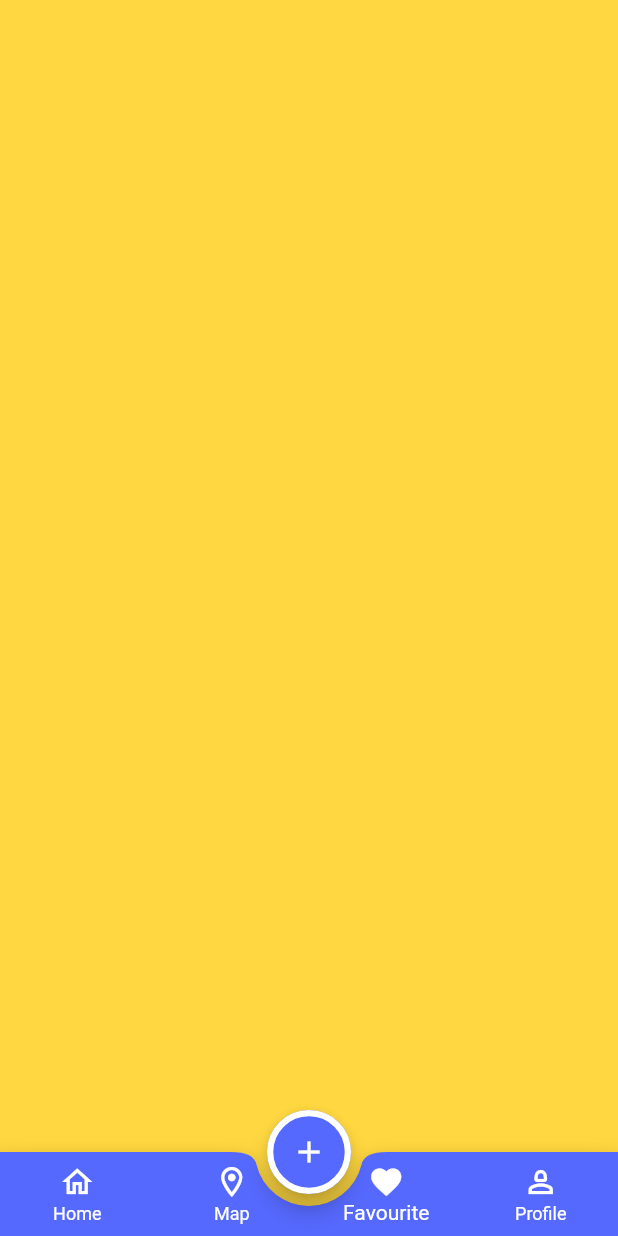
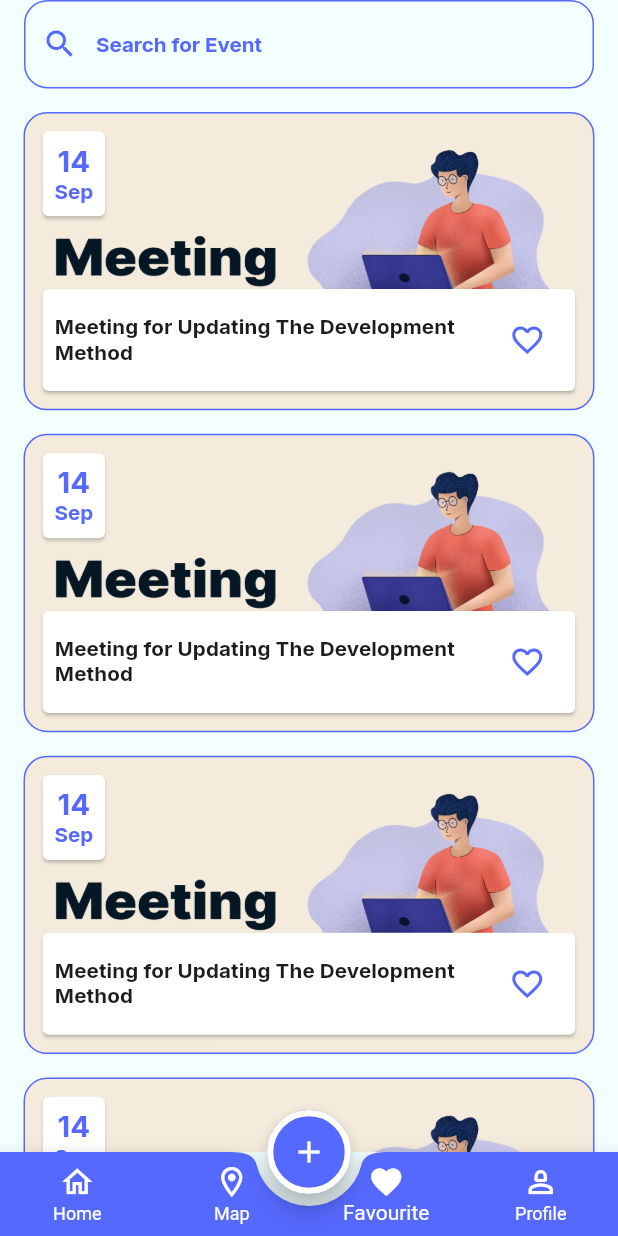
Before and after one commit to muhammedSaadX1/Evently-C16-Offline, a Flutter app: the screen it shows after launch, item 3 of the bottom bar chosen, on a phone screen of 412 x 824 dp. Run offline on Flutter 3.47's test engine with Material 3 defaults, Android fonts, the phone set to English and light mode, and no system bars; our stand-ins replace flutter_screenutil, google_fonts.

Commit message:
finished favourite tab

```diff
--- a/lib/core/extensions/date_time_ex.dart
+++ b/lib/core/extensions/date_time_ex.dart
@@ -7,7 +7,7 @@ extension DateTimeEx on DateTime{
   }
 
   String get viewMonth{
-    DateFormat formatter = DateFormat("MMMM");
+    DateFormat formatter = DateFormat("MMM");
     return formatter.format(this);
   }
 }
--- a/lib/features/main_layout/tabs/favourite/favourite_tab.dart
+++ b/lib/features/main_layout/tabs/favourite/favourite_tab.dart
@@ -1,12 +1,47 @@
+import 'package:evently_offline_sun/core/resources/colors_manager.dart';
+import 'package:evently_offline_sun/features/main_layout/tabs/home/event_item.dart';
+import 'package:evently_offline_sun/models/category_model.dart';
+import 'package:evently_offline_sun/models/event_model.dart';
 import 'package:flutter/material.dart';
+import 'package:flutter_screenutil/flutter_screenutil.dart';
+import 'package:google_fonts/google_fonts.dart';
 
 class FavouriteTab extends StatelessWidget {
   const FavouriteTab({super.key});
 
   @override
   Widget build(BuildContext context) {
-    return Container(
-      color: Colors.amberAccent,
+    return SafeArea(
+      child: Column(
+        children: [
+          Container(
+            margin: EdgeInsets.symmetric(horizontal: 16),
+            child: TextField(
+
+              decoration: InputDecoration(
+
+                enabledBorder: OutlineInputBorder(
+                  borderRadius: BorderRadius.circular(16.r),
+                  borderSide: BorderSide(color: ColorsManager.blue, width: 1),
+                ),
+                focusedBorder: OutlineInputBorder(
+                  borderRadius: BorderRadius.circular(16.r),
+                  borderSide: BorderSide(color: ColorsManager.blue, width: 1),
+                ),
+                prefixIcon: Icon(Icons.search),
+                prefixIconColor: ColorsManager.blue,
+                hintText: "Search for Event",
+                hintStyle:GoogleFonts.inter(fontSize: 14.sp, fontWeight: FontWeight.bold, color: ColorsManager.blue)
+              ),
+            ),
+          ),
+          SizedBox(height: 16.h,),
+          Expanded(child: ListView.separated(
+              itemBuilder: (context, index)=> EventItem(event: EventModel(category: CategoryModel.categoriesWithAll[3], title: "Meeting for Updating The Development Method ", description: "Meeting for Updating The Development Method ", dateTime: DateTime.now(), timeOfDay: TimeOfDay.now())),
+              separatorBuilder: (context, index)=>SizedBox(height: 16.h,),
+              itemCount: 20))
+        ],
+      ),
     );
   }
 }
```
